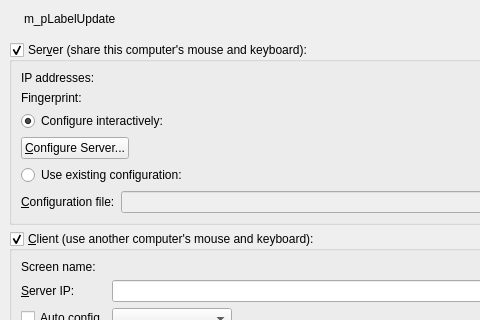
The window that src/gui/res/MainWindowBase.ui (deskflow/deskflow) describes before a commit, drawn with Qt 5; both pictures show x 0 to 480 and y 0 to 320 of the 600 by 500 pixel window.
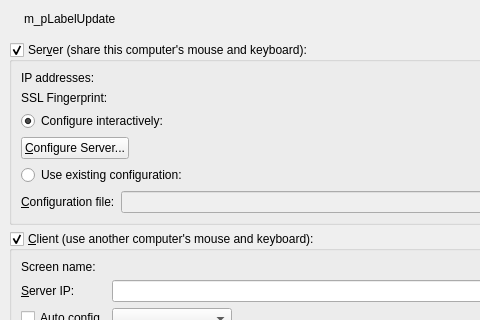
The same window after the commit. Icons and pictures are not drawn.

Commit message: #5627 Toggle fingerprint visibility when toggling SSL state

```diff
--- a/src/gui/res/MainWindowBase.ui
+++ b/src/gui/res/MainWindowBase.ui
@@ -128,7 +128,7 @@
             </sizepolicy>
            </property>
            <property name="text">
-            <string>Fingerprint:</string>
+            <string>SSL Fingerprint:</string>
            </property>
           </widget>
          </item>
```
The commit also changes 5 other files.
